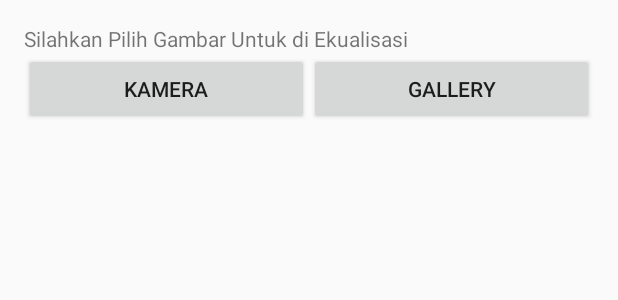
After one commit to andresusanto/Equaligram, an Android app: the layout activity_selector.xml on its own in the app's theme, with its tools: preview values and no code run, on a phone screen of 412 x 824 dp. The commit adds this screen. Shown: the top 300 px of the screen. Run offline under Robolectric (Android 15) with nearby library versions, the light colour scheme and no system bars.

Commit message:
Launcher, Kamera + Gallery

```diff
--- /dev/null
+++ b/app/src/main/res/layout/activity_selector.xml
@@ -0,0 +1,38 @@
+<RelativeLayout xmlns:android="http://schemas.android.com/apk/res/android"
+    xmlns:tools="http://schemas.android.com/tools" android:layout_width="match_parent"
+    android:layout_height="match_parent" android:paddingLeft="@dimen/activity_horizontal_margin"
+    android:paddingRight="@dimen/activity_horizontal_margin"
+    android:paddingTop="@dimen/activity_vertical_margin"
+    android:paddingBottom="@dimen/activity_vertical_margin"
+    tools:context="com.ganesus.equaligram.SelectorActivity">
+
+    <TextView android:text="Silahkan Pilih Gambar Untuk di Ekualisasi" android:layout_width="wrap_content"
+        android:id="@+id/textView"
+        android:layout_height="wrap_content" />
+
+    <LinearLayout
+        android:orientation="horizontal"
+        android:layout_width="match_parent"
+        android:layout_height="wrap_content"
+        android:layout_below="@+id/textView"
+        android:layout_alignParentLeft="true"
+        android:layout_alignParentStart="true"
+        android:id="@+id/linearLayout">
+
+        <Button
+            android:layout_width="0dp"
+            android:layout_height="wrap_content"
+            android:text="Kamera"
+            android:id="@+id/button"
+            android:layout_weight="1"
+            android:onClick="onClickCamera" />
+
+        <Button
+            android:layout_width="0dp"
+            android:layout_height="wrap_content"
+            android:text="Gallery"
+            android:id="@+id/button2"
+            android:layout_weight="1"
+            android:onClick="onClickGallery" />
+    </LinearLayout>
+</RelativeLayout>
--- a/app/src/main/res/values/strings.xml
+++ b/app/src/main/res/values/strings.xml
@@ -3,4 +3,5 @@
 
     <string name="hello_world">Hello world!</string>
     <string name="action_settings">Settings</string>
+    <string name="title_activity_selector">SelectorActivity</string>
 </resources>
--- a/app/src/main/res/values/styles.xml
+++ b/app/src/main/res/values/styles.xml
@@ -1,8 +1,12 @@
 <resources>
 
     <!-- Base application theme. -->
-    <style name="AppTheme" parent="Theme.AppCompat.Light.DarkActionBar">
+    <style name="AppTheme" parent="Theme.AppCompat.Light">
         <!-- Customize your theme here. -->
+        <item name="actionBarStyle">@style/EQActionBar</item>
     </style>
 
+    <style name="EQActionBar" parent="@style/Widget.AppCompat.Light.ActionBar.Solid">
+        <item name="background">@color/silver</item>
+    </style>
 </resources>
```
Also changed, not shown: app/src/main/AndroidManifest.xml (+13 -3 lines), app/src/main/java/com/ganesus/equaligram/MainActivity.java (+12 -2 lines), app/src/main/java/com/ganesus/equaligram/SelectorActivity.java (added, +97 -0 lines), app/src/main/res/menu/menu_selector.xml (added, +7 -0 lines), app/src/main/res/values/colors.xml (added, +19 -0 lines).
